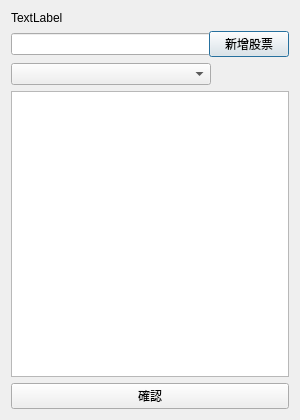
foxking0416/PythonStockPrice, file QtStockDividendTransferFeeEditDialog.ui: the form before one commit.
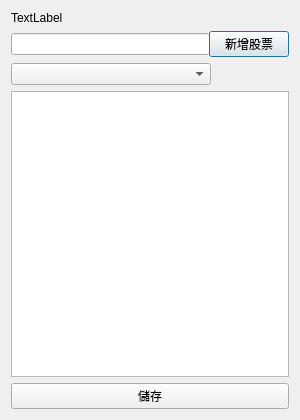
The form after the commit.

Commit message: 可以刪除既有的匯費資料

The edit to the form file:
```diff
--- a/QtStockDividendTransferFeeEditDialog.ui
+++ b/QtStockDividendTransferFeeEditDialog.ui
@@ -101,7 +101,7 @@
      <item>
       <widget class="QPushButton" name="qtOkPushButton">
        <property name="text">
-        <string>確認</string>
+        <string>儲存</string>
        </property>
       </widget>
      </item>
```
The commit also changes 2 other files.
